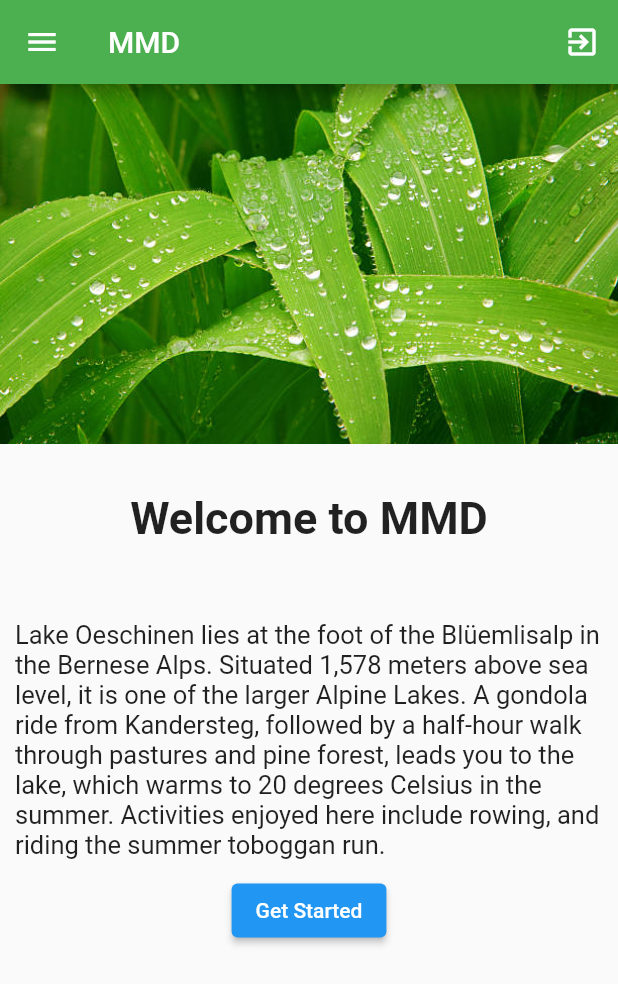
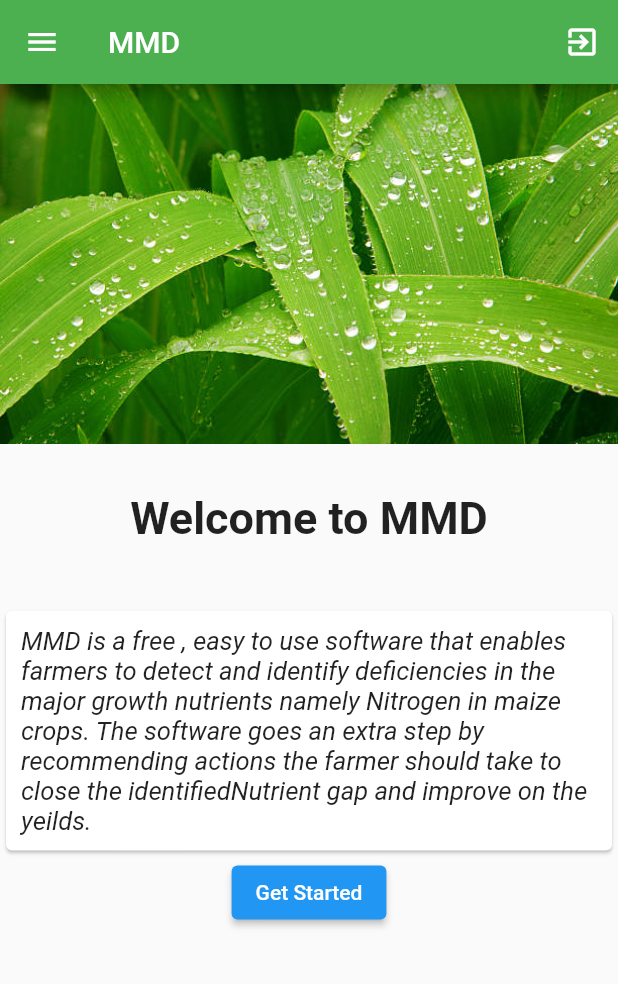
Before and after one commit to makwasi1/maize_mineral_deficiency_detector, a Flutter app: the HomeScreen screen opened directly, on a phone screen of 412 x 824 dp. Shown: the top 984 px of the screen. Run offline on Flutter 3.47's test engine with Material 2 defaults, Android fonts, the phone set to English and light mode, and no system bars; our stand-ins replace bloc, equatable, firebase_auth, firebase_core, flutter_bloc, image_picker and 1 more; missing offline and left inert: blurry, tflite_flutter, tflite_flutter_helper; accounts and stored records are empty.

Commit message:
updated commit

```diff
--- a/lib/screens/classifier.dart
+++ b/lib/screens/classifier.dart
@@ -23,7 +23,7 @@ abstract class Classifier {
 
   final String _labelsFileName = 'assets/labels.txt';
 
-  final int _labelsLength = 1001;
+  final int _labelsLength = 2;
 
   var _probabilityProcessor;
 
--- a/lib/screens/home_screen.dart
+++ b/lib/screens/home_screen.dart
@@ -6,6 +6,7 @@ import 'package:maizeapp/bloc/authentication_bloc/authentication_bloc.dart';
 import 'package:maizeapp/bloc/authentication_bloc/authentication_event.dart';
 import 'package:maizeapp/screens/take_picture.dart';
 import 'package:maizeapp/widgets/navigation_drawer_widget.dart';
+
 
 class HomeScreen extends StatelessWidget {
   final User user;
@@ -41,7 +42,9 @@ class HomeScreen extends StatelessWidget {
             fit: BoxFit.cover,
           ),
           titleSection,
-          textSection,
+          Card(
+            child: textSection,
+          ),
           Center(
             child: ElevatedButton(
                 onPressed: () {
@@ -86,15 +89,15 @@ Widget titleSection = Container(
 Widget textSection = const Padding(
   padding: EdgeInsets.all(10),
   child: Text(
-        'Lake Oeschinen lies at the foot of the Blüemlisalp in the Bernese '
-        'Alps. Situated 1,578 meters above sea level, it is one of the '
-        'larger Alpine Lakes. A gondola ride from Kandersteg, followed by a '
-        'half-hour walk through pastures and pine forest, leads you to the '
-        'lake, which warms to 20 degrees Celsius in the summer. Activities '
-        'enjoyed here include rowing, and riding the summer toboggan run.',
+    'MMD is a free , easy to use software that enables farmers '
+    'to detect and identify deficiencies in the major growth nutrients '
+    'namely Nitrogen in maize crops. The software goes an extra step by '
+    'recommending actions the farmer should take to close the identified'
+    'Nutrient gap and improve on the yeilds. ',
     softWrap: true,
     style: TextStyle(
       fontSize: 17,
+      fontStyle: FontStyle.italic
     ),
   ),
 );
--- a/lib/screens/results_page.dart
+++ b/lib/screens/results_page.dart
@@ -1,7 +1,6 @@
 import 'package:flutter/material.dart';
+
 class Results extends StatefulWidget {
-
-
   @override
   _ResultsState createState() => _ResultsState();
 }
@@ -15,10 +14,15 @@ class _ResultsState extends State<Results> {
         centerTitle: true,
         backgroundColor: Colors.green,
       ),
+      body: ListView(
+        children: <Widget>[
+          titleSection,
+          textSection,
+        ],
+      ),
     );
   }
 }
-
 
 Widget titleSection = Container(
   padding: const EdgeInsets.all(32),
@@ -31,7 +35,7 @@ Widget titleSection = Container(
             Container(
               padding: const EdgeInsets.only(bottom: 8),
               child: const Text(
-                'Way Forward:',
+                'Way Forward',
                 textAlign: TextAlign.center,
                 style: TextStyle(
                   fontSize: 30,
@@ -58,7 +62,7 @@ Widget titleSection2 = Container(
               padding: const EdgeInsets.only(bottom: 8),
               child: const Text(
                 'Identified Deficiency:'
-                    'Nitrogen Deficiency',
+                'Nitrogen Deficiency',
                 textAlign: TextAlign.center,
                 style: TextStyle(
                   fontSize: 30,
@@ -104,9 +108,10 @@ Widget textSection = const Padding(
   padding: EdgeInsets.all(10),
   child: Text(
     'Apply 50 Grams of the NPK fertilizer into the soil'
-        'around the plant and water it everyday'
-        'Make sure that you do not use more than 3 Liters of '
-        'water in one go when watering the plant ',
+    'around the plant and water it everyday'
+    'Make sure that you do not use more than 3 Liters of '
+    'water in one go when watering the plant ',
+    textAlign: TextAlign.center,
     softWrap: true,
     style: TextStyle(
       fontSize: 17,
--- a/pubspec.yaml
+++ b/pubspec.yaml
@@ -39,6 +39,7 @@ dependencies:
   logger: ^1.0.0
   tflite_flutter: ^0.9.0
   blurry: ^1.3.0
+  google_fonts: ^2.2.0
 
   path_provider:
   tflite_flutter_helper: ^0.3.1
```
Also changed, not shown: lib/screens/take_picture.dart (+32 -3 lines), pubspec.lock.
